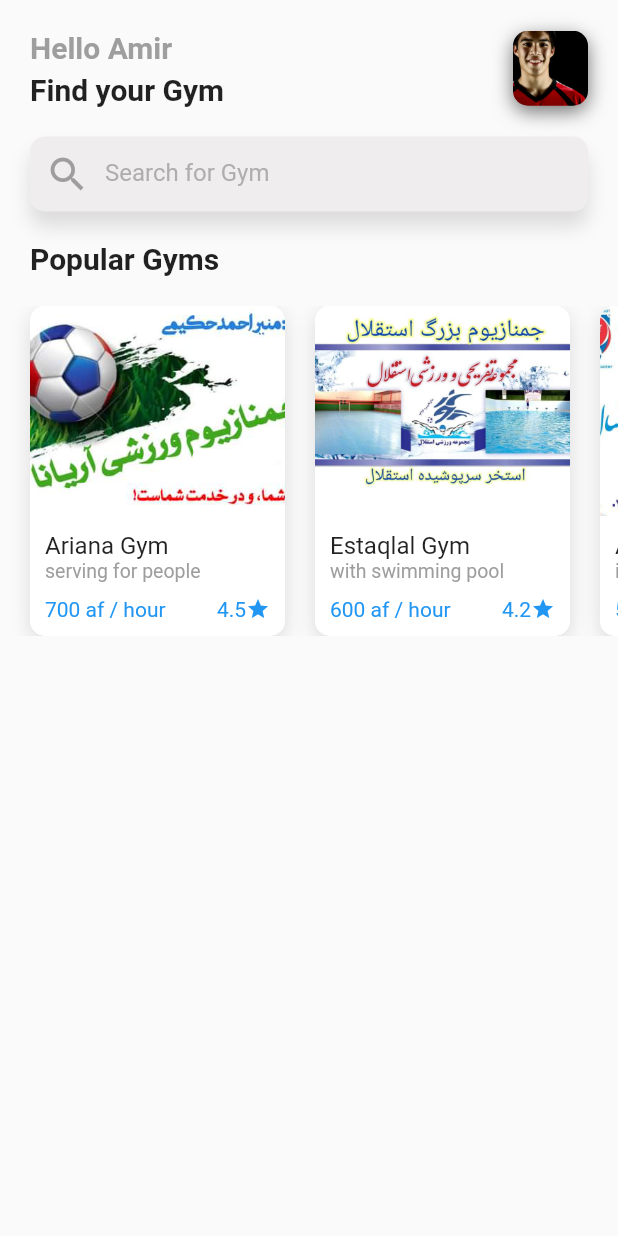
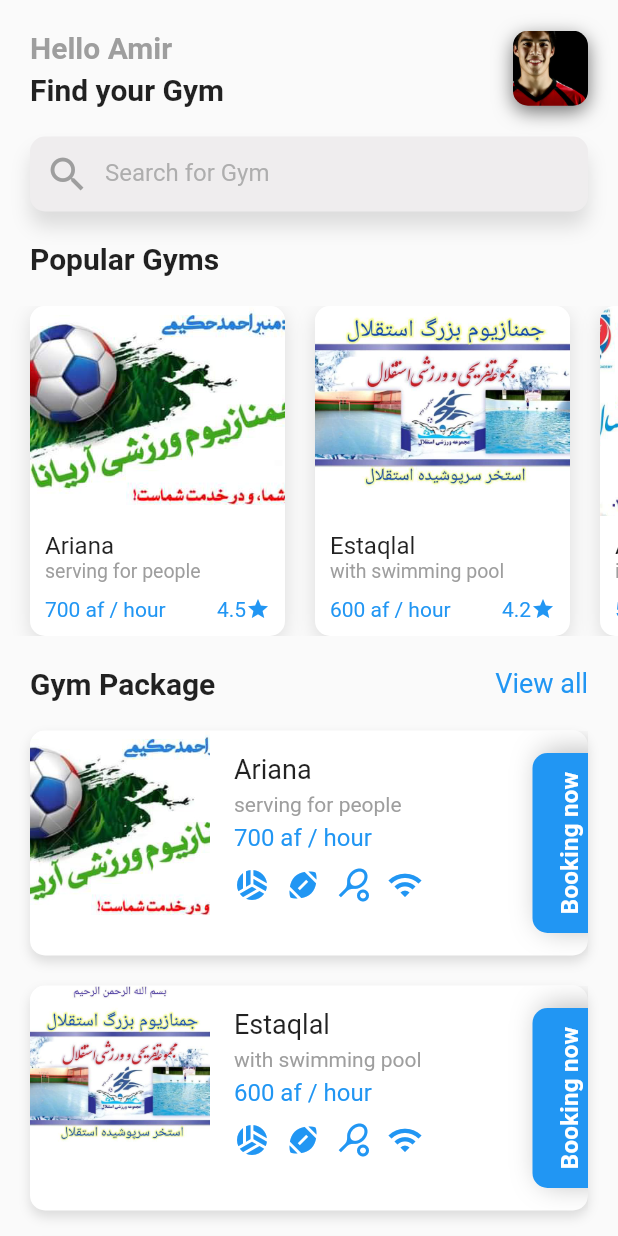
Before and after one commit to 98123AhmadSohail/Herat-gym-system, a Flutter app: the screen it shows after launch, on a phone screen of 412 x 824 dp. Run offline on Flutter 3.47's test engine with Material 2 defaults, Android fonts, the phone set to English and light mode, and no system bars.

Commit message:
adding all gym packages with a button for booking gyms

```diff
--- a/lib/main.dart
+++ b/lib/main.dart
@@ -1,5 +1,6 @@
 import 'package:flutter/material.dart';
 import 'models/Gym.dart';
+import 'dart:math';
 
 void main() {
   runApp(const MyApp());
@@ -222,8 +223,193 @@
               },
             ),
           ),
+          const SizedBox(
+            height: 20,
+          ),
+          const Padding(
+            padding: EdgeInsets.symmetric(horizontal: 20),
+            child: Row(
+              mainAxisAlignment: MainAxisAlignment.spaceBetween,
+              children: [
+                Text(
+                  'Gym Package',
+                  style: TextStyle(
+                    fontSize: 20,
+                    fontWeight: FontWeight.w600,
+                  ),
+                ),
+                Text(
+                  'View all',
+                  style: TextStyle(fontSize: 18, color: Colors.blue),
+                )
+              ],
+            ),
+          ),
+          const SizedBox(
+            height: 20,
+          ),
+          Column(
+            children: [
+              _GymPackage(0),
+              const SizedBox(height: 20),
+              _GymPackage(1),
+              const SizedBox(height: 20),
+              _GymPackage(2),
+              const SizedBox(height: 20),
+              _GymPackage(3),
+              const SizedBox(height: 20),
+              _GymPackage(4),
+              const SizedBox(height: 20),
+              _GymPackage(5),
+              const SizedBox(height: 20),
+              _GymPackage(6),
+              const SizedBox(height: 20),
+              _GymPackage(7),
+            ],
+          )
         ],
       ),
     );
   }
 }
+
+_GymPackage(int index) {
+  return Padding(
+    padding: const EdgeInsets.symmetric(horizontal: 20),
+    child: Container(
+      height: 150,
+      width: double.infinity,
+      decoration: BoxDecoration(
+        borderRadius: BorderRadius.circular(10),
+        color: Colors.white,
+        boxShadow: const [
+          BoxShadow(
+            color: Colors.black12,
+            offset: Offset(0, 4),
+            blurRadius: 6,
+          ),
+        ],
+      ),
+      child: Stack(
+        children: [
+          Positioned(
+            child: Container(
+              height: 130,
+              width: 120,
+              decoration: BoxDecoration(
+                borderRadius: const BorderRadius.only(
+                  topLeft: Radius.circular(10),
+                  bottomLeft: Radius.circular(10),
+                ),
+                image: DecorationImage(
+                    image: AssetImage(Gyms[index].imageUrl), fit: BoxFit.cover),
+              ),
+            ),
+          ),
+          Positioned(
+            top: 15,
+            right: 110,
+            child: Column(
+              crossAxisAlignment: CrossAxisAlignment.start,
+              children: [
+                Text(
+                  Gyms[index].title,
+                  style: const TextStyle(
+                    fontSize: 18,
+                    fontWeight: FontWeight.w400,
+                  ),
+                ),
+                const SizedBox(
+                  height: 5,
+                ),
+                Text(
+                  Gyms[index].description,
+                  style: const TextStyle(
+                    fontSize: 14,
+                    color: Colors.grey,
+                  ),
+                ),
+                const SizedBox(
+                  height: 5,
+                ),
+                Text(
+                  '${Gyms[index].price} af / hour',
+                  style: const TextStyle(
+                    fontSize: 16,
+                    color: Colors.blue,
+                  ),
+                ),
+                const Padding(
+                  padding: EdgeInsets.only(top: 10.0),
+                  child: Row(
+                    children: [
+                      Icon(
+                        Icons.sports_volleyball,
+                        color: Colors.blue,
+                      ),
+                      SizedBox(
+                        width: 10,
+                      ),
+                      Icon(
+                        Icons.sports_football,
+                        color: Colors.blue,
+                      ),
+                      SizedBox(
+                        width: 10,
+                      ),
+                      Icon(
+                        Icons.sports_tennis,
+                        color: Colors.blue,
+                      ),
+                      SizedBox(
+                        width: 10,
+                      ),
+                      Icon(
+                        Icons.wifi,
+                        color: Colors.blue,
+                      ),
+                    ],
+                  ),
+                )
+              ],
+            ),
+          ),
+          Positioned(
+            bottom: 50,
+            left: 300,
+            child: Center(
+              child: Transform.rotate(
+                angle: pi / -2,
+                child: Container(
+                  height: 50,
+                  width: 120,
+                  decoration: BoxDecoration(
+                    borderRadius: BorderRadius.circular(10),
+                    color: Colors.blue,
+                    boxShadow: const [
+                      BoxShadow(
+                        color: Colors.black26,
+                        blurRadius: 15,
+                        offset: Offset(2, 4.4),
+                      ),
+                    ],
+                  ),
+                  child: const Center(
+                    child: Text(
+                      'Booking now',
+                      style: TextStyle(
+                          fontSize: 16,
+                          color: Colors.white,
+                          fontWeight: FontWeight.w600,
+                          letterSpacing: 0.2),
+                    ),
+                  ),
+                ),
+              ),
+            ),
+          ),
+        ],
+      ),
+    ),
+  );
+}
--- a/lib/models/Gym.dart
+++ b/lib/models/Gym.dart
@@ -16,56 +16,56 @@
 final List<Gym> Gyms = [
   Gym(
     imageUrl: 'assets/images/gm1.png',
-    title: 'Ariana Gym',
+    title: 'Ariana',
     description: 'serving for people',
     price: 700,
     rating: 4.5,
   ),
   Gym(
     imageUrl: 'assets/images/gm2.jpg',
-    title: 'Estaqlal Gym',
+    title: 'Estaqlal',
     description: 'with swimming pool',
     price: 600,
     rating: 4.2,
   ),
   Gym(
     imageUrl: 'assets/images/gm3.png',
-    title: 'AboNasrFarahi Gym',
+    title: 'AboNasrFarahi',
     description: 'improving Futsal',
     price: 500,
     rating: 4.0,
   ),
   Gym(
     imageUrl: 'assets/images/gm4.jpg',
-    title: 'Etefaq Gym',
+    title: 'Etefaq',
     description: 'serving for people',
     price: 500,
     rating: 3.9,
   ),
   Gym(
     imageUrl: 'assets/images/gm5.jpg',
-    title: 'Qaramanan Gym',
+    title: 'Qaramanan',
     description: 'serving for people',
     price: 500,
     rating: 3.9,
   ),
   Gym(
     imageUrl: 'assets/images/gm6.jpg',
-    title: 'Azadi Gym',
+    title: 'Azadi',
     description: 'The best saloon',
     price: 500,
     rating: 3.5,
   ),
   Gym(
     imageUrl: 'assets/images/gm7.png',
-    title: 'Sina Gym',
+    title: 'Sina',
     description: 'For men and women',
     price: 500,
     rating: 3.3,
   ),
   Gym(
     imageUrl: 'assets/images/gm8.jpg',
-    title: 'Khorasan Gym',
+    title: 'Khorasan',
     description: 'serving for people',
     price: 500,
     rating: 3.1,
```
